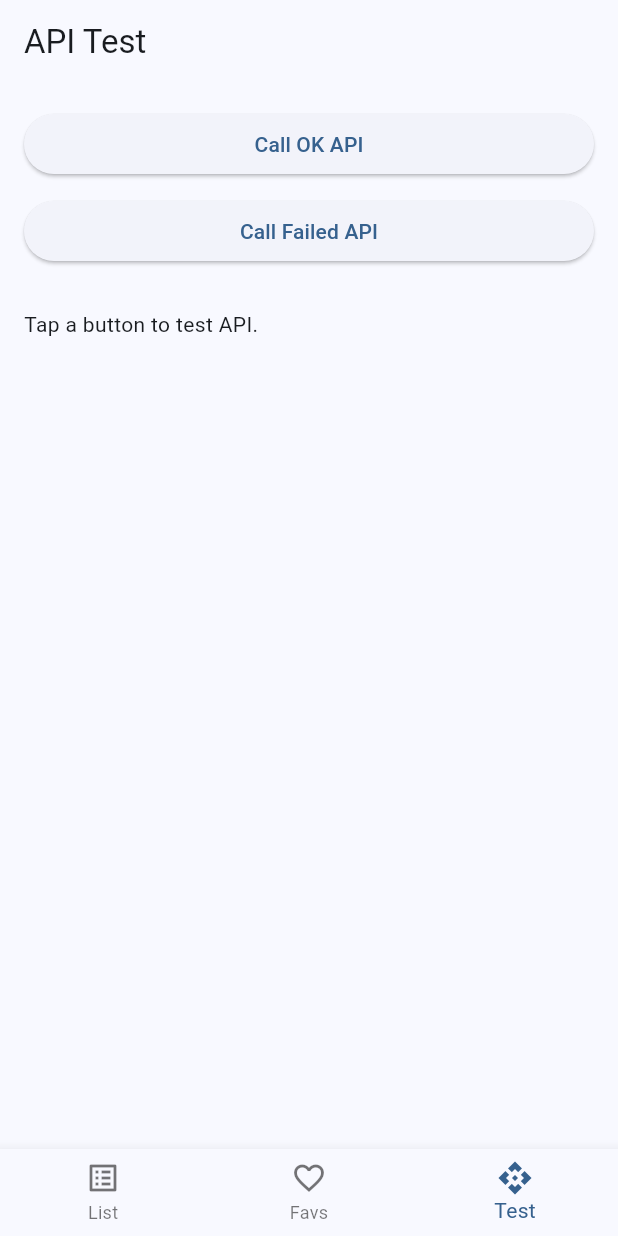
After one commit to misaelriojasftf/aws-dotnet-flutter-dataqube, a Flutter app: the screen it shows after launch, item 3 of the bottom bar chosen, on a phone screen of 412 x 824 dp. The commit adds this screen. Run offline on Flutter 3.47's test engine with Material 3 defaults, Android fonts, the phone set to English and light mode, and no system bars.

Commit message:
feat(mobile): bonus - api intregration test

```diff
--- /dev/null
+++ b/mobile/lib/pages/api_test_tab.dart
@@ -0,0 +1,110 @@
+import 'dart:convert';
+
+import 'package:flutter/material.dart';
+import 'package:http/http.dart' as http;
+
+class ApiTestTab extends StatefulWidget {
+  const ApiTestTab({super.key});
+
+  @override
+  State<ApiTestTab> createState() => _ApiTestTabState();
+}
+
+class _ApiTestTabState extends State<ApiTestTab> {
+  String _result = 'Tap a button to test API.';
+  bool _loading = false;
+
+  Future<void> _callOkApi() async {
+    setState(() {
+      _loading = true;
+      _result = 'Loading OK API...';
+    });
+
+    try {
+      final response = await http.get(
+        Uri.parse('https://jsonplaceholder.typicode.com/users/1'),
+      );
+
+      if (response.statusCode >= 200 && response.statusCode < 300) {
+        final body = jsonDecode(response.body) as Map<String, dynamic>;
+        final prettyBody = const JsonEncoder.withIndent('  ').convert(body);
+
+        setState(() {
+          _result = 'OK (${response.statusCode})\nbody: $prettyBody';
+        });
+      } else {
+        setState(() {
+          _result = 'Unexpected status: ${response.statusCode}';
+        });
+      }
+    } catch (e) {
+      setState(() {
+        _result = 'Request failed: $e';
+      });
+    } finally {
+      if (mounted) {
+        setState(() {
+          _loading = false;
+        });
+      }
+    }
+  }
+
+  Future<void> _callFailedApi() async {
+    setState(() {
+      _loading = true;
+      _result = 'Loading failed API...';
+    });
+
+    try {
+      final response = await http.get(
+        Uri.parse('https://jsonplaceholder.typicode.com/unknown-endpoint'),
+      );
+
+      setState(() {
+        _result =
+            'Failed API response\nstatus: ${response.statusCode}\nbody: ${response.body}';
+      });
+    } catch (e) {
+      setState(() {
+        _result = 'Request failed: $e';
+      });
+    } finally {
+      if (mounted) {
+        setState(() {
+          _loading = false;
+        });
+      }
+    }
+  }
+
+  @override
+  Widget build(BuildContext context) {
+    return Scaffold(
+      appBar: AppBar(title: const Text('API Test')),
+      body: Padding(
+        padding: const EdgeInsets.all(16),
+        child: Column(
+          crossAxisAlignment: CrossAxisAlignment.stretch,
+          children: [
+            ElevatedButton(
+              onPressed: _loading ? null : _callOkApi,
+              child: const Text('Call OK API'),
+            ),
+            const SizedBox(height: 10),
+            ElevatedButton(
+              onPressed: _loading ? null : _callFailedApi,
+              child: const Text('Call Failed API'),
+            ),
+            const SizedBox(height: 16),
+            if (_loading) const LinearProgressIndicator(),
+            const SizedBox(height: 12),
+            Expanded(
+              child: SingleChildScrollView(child: SelectableText(_result)),
+            ),
+          ],
+        ),
+      ),
+    );
+  }
+}
--- a/mobile/lib/pages/home_page.dart
+++ b/mobile/lib/pages/home_page.dart
@@ -1,5 +1,6 @@
 import 'package:flutter/material.dart';
 
+import 'api_test_tab.dart';
 import 'favorites_tab.dart';
 import 'users_list_tab.dart';
 
@@ -13,7 +14,11 @@ class HomePage extends StatefulWidget {
 class _HomePageState extends State<HomePage> {
   int _currentTab = 0;
 
-  static const List<Widget> _tabs = [UsersListTab(), FavoritesTab()];
+  static const List<Widget> _tabs = [
+    UsersListTab(),
+    FavoritesTab(),
+    ApiTestTab(),
+  ];
 
   @override
   Widget build(BuildContext context) {
@@ -35,6 +40,7 @@ class _HomePageState extends State<HomePage> {
             icon: Icon(Icons.favorite_border),
             label: 'Favs',
           ),
+          BottomNavigationBarItem(icon: Icon(Icons.api), label: 'Test'),
         ],
       ),
     );
--- a/mobile/pubspec.yaml
+++ b/mobile/pubspec.yaml
@@ -31,6 +31,7 @@ dependencies:
   flutter:
     sdk: flutter
   provider: ^6.1.5
+  http: ^1.5.0
 
   # The following adds the Cupertino Icons font to your application.
   # Use with the CupertinoIcons class for iOS style icons.
```
Also changed, not shown: mobile/pubspec.lock.
